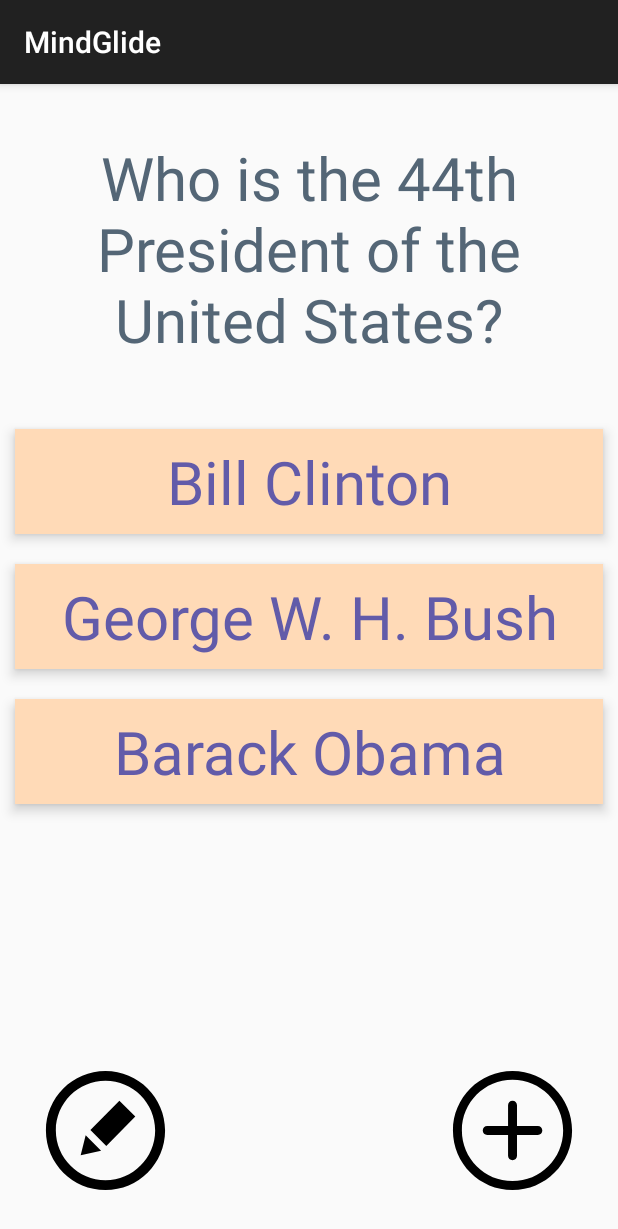
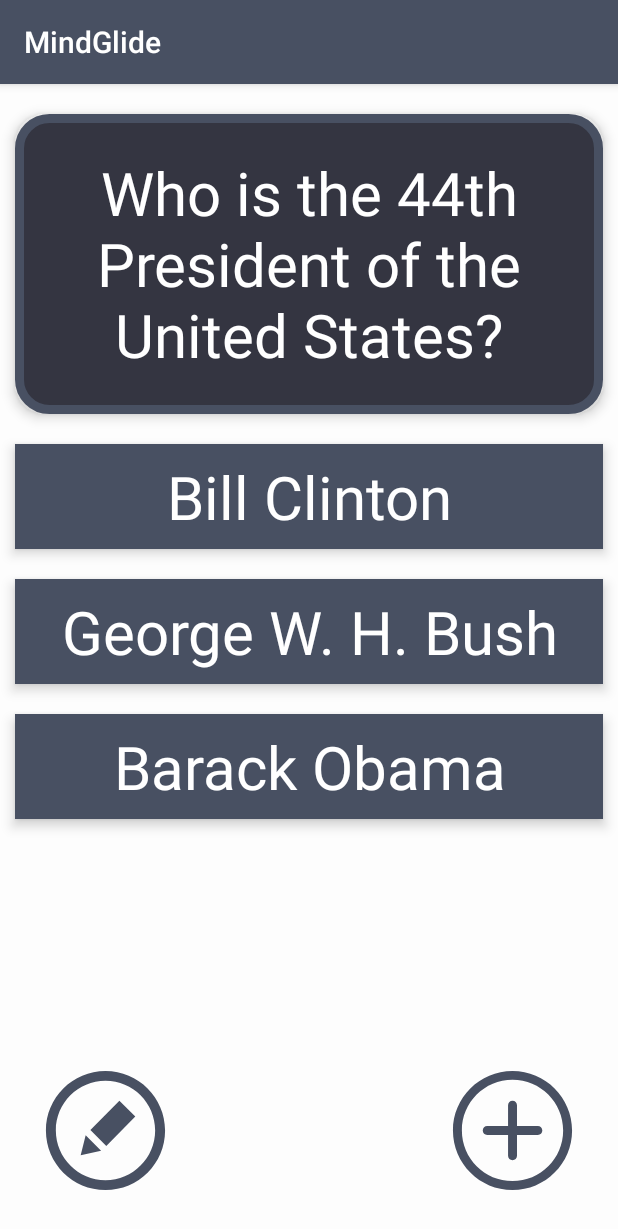
Before and after one commit to jcblanc2/MindGlide, an Android app built with Jetpack Compose: the screen it shows after launch (MainActivity), on a phone screen of 412 x 824 dp. Shown: the top 1229 px of the screen. Run offline under Robolectric (Android 15) with nearby library versions, the phone set to English and light mode, and no system bars.

Commit message:
Update ui

```diff
--- a/app/src/main/res/drawable/add_icon_foreground.xml
+++ b/app/src/main/res/drawable/add_icon_foreground.xml
@@ -8,7 +8,7 @@
       android:translateX="3.2"
       android:translateY="3.2">
     <path
-        android:fillColor="#FF000000"
+        android:fillColor="@color/blue_gray"
         android:pathData="m12.002,2c5.518,0 9.998,4.48 9.998,9.998 0,5.517 -4.48,9.997 -9.998,9.997 -5.517,0 -9.997,-4.48 -9.997,-9.997 0,-5.518 4.48,-9.998 9.997,-9.998zM12.002,3.5c-4.69,0 -8.497,3.808 -8.497,8.498s3.807,8.497 8.497,8.497 8.498,-3.807 8.498,-8.497 -3.808,-8.498 -8.498,-8.498zM11.255,11.25h-3.5c-0.414,0 -0.75,0.336 -0.75,0.75s0.336,0.75 0.75,0.75h3.5v3.5c0,0.414 0.336,0.75 0.75,0.75s0.75,-0.336 0.75,-0.75v-3.5h3.5c0.414,0 0.75,-0.336 0.75,-0.75s-0.336,-0.75 -0.75,-0.75h-3.5v-3.5c0,-0.414 -0.336,-0.75 -0.75,-0.75s-0.75,0.336 -0.75,0.75z"
         android:strokeLineJoin="round"
         android:fillType="nonZero"/>
--- a/app/src/main/res/drawable/cancel_icon_foreground.xml
+++ b/app/src/main/res/drawable/cancel_icon_foreground.xml
@@ -8,7 +8,7 @@
       android:translateX="3.2"
       android:translateY="3.2">
     <path
-        android:fillColor="#FF000000"
+        android:fillColor="@color/blue_gray"
         android:pathData="m12.002,2.005c5.518,0 9.998,4.48 9.998,9.997 0,5.518 -4.48,9.998 -9.998,9.998 -5.517,0 -9.997,-4.48 -9.997,-9.998 0,-5.517 4.48,-9.997 9.997,-9.997zM12.002,3.505c-4.69,0 -8.497,3.807 -8.497,8.497s3.807,8.498 8.497,8.498 8.498,-3.808 8.498,-8.498 -3.808,-8.497 -8.498,-8.497zM12.002,10.93 L14.719,8.212c0.146,-0.146 0.339,-0.219 0.531,-0.219 0.404,0 0.75,0.325 0.75,0.75 0,0.193 -0.073,0.384 -0.219,0.531l-2.717,2.717 2.727,2.728c0.147,0.147 0.22,0.339 0.22,0.531 0,0.427 -0.349,0.75 -0.75,0.75 -0.192,0 -0.384,-0.073 -0.53,-0.219l-2.729,-2.728 -2.728,2.728c-0.146,0.146 -0.338,0.219 -0.53,0.219 -0.401,0 -0.751,-0.323 -0.751,-0.75 0,-0.192 0.073,-0.384 0.22,-0.531l2.728,-2.728 -2.722,-2.722c-0.146,-0.147 -0.219,-0.338 -0.219,-0.531 0,-0.425 0.346,-0.749 0.75,-0.749 0.192,0 0.385,0.073 0.531,0.219z"
         android:strokeLineJoin="round"
         android:fillType="nonZero"/>
--- a/app/src/main/res/drawable/card_question_background.xml
+++ b/app/src/main/res/drawable/card_question_background.xml
@@ -2,6 +2,6 @@
 <shape xmlns:android="http://schemas.android.com/apk/res/android"
     android:shape="rectangle">
     <corners android:radius="20dp" />
-    <stroke android:color="@color/dark_blue" android:width="6dp" />
-    <solid android:color="@color/light_blue" />
+    <stroke android:color="@color/blue_gray" android:width="6dp" />
+    <solid android:color="@color/indigo" />
 </shape>
--- a/app/src/main/res/drawable/edit_icon_foreground.xml
+++ b/app/src/main/res/drawable/edit_icon_foreground.xml
@@ -8,7 +8,7 @@
       android:translateX="4.6666665"
       android:translateY="4.6666665">
     <path
-        android:fillColor="#FF000000"
+        android:fillColor="@color/blue_gray"
         android:pathData="M12,2c5.514,0 10,4.486 10,10s-4.486,10 -10,10 -10,-4.486 -10,-10 4.486,-10 10,-10zM12,0c-6.627,0 -12,5.373 -12,12s5.373,12 12,12 12,-5.373 12,-12 -5.373,-12 -12,-12zM8.006,12.964l3.106,3.105 -4.112,0.931 1.006,-4.036zM18,9.2l-5.84,5.921 -3.202,-3.202 5.841,-5.919 3.201,3.2z"/>
   </group>
 </vector>
--- a/app/src/main/res/drawable/save_icon_foreground.xml
+++ b/app/src/main/res/drawable/save_icon_foreground.xml
@@ -8,7 +8,7 @@
       android:translateX="4.6666665"
       android:translateY="4.6666665">
     <path
-        android:fillColor="#FF000000"
+        android:fillColor="@color/blue_gray"
         android:pathData="M14,10h5l-7,8 -7,-8h5v-10h4v10zM18.213,1.754l-1.213,1.599c2.984,1.732 5,4.955 5,8.647 0,5.514 -4.486,10 -10,10s-10,-4.486 -10,-10c0,-3.692 2.016,-6.915 5,-8.647l-1.213,-1.599c-3.465,2.103 -5.787,5.897 -5.787,10.246 0,6.627 5.373,12 12,12s12,-5.373 12,-12c0,-4.349 -2.322,-8.143 -5.787,-10.246z"/>
   </group>
 </vector>
--- a/app/src/main/res/layout/activity_main.xml
+++ b/app/src/main/res/layout/activity_main.xml
@@ -3,31 +3,39 @@
     xmlns:tools="http://schemas.android.com/tools"
     android:layout_width="match_parent"
     android:layout_height="match_parent"
+    android:background="@color/background_color"
     tools:context=".activities.MainActivity">
 
     <TextView
         android:id="@+id/tvFlashcardQuestion"
         android:layout_width="match_parent"
         android:layout_height="200dp"
+        android:layout_marginStart="10dp"
+        android:layout_marginTop="20dp"
+        android:layout_marginEnd="10dp"
+        android:layout_marginBottom="10dp"
+        android:elevation="5dp"
         android:gravity="center"
         android:text="@string/question_text"
-        android:textSize="40sp"
-        android:elevation="5dp"
-        android:textColor="@color/blue_gray"
-        android:layout_margin="10dp"/>
+        android:textColor="@color/white"
+        android:background="@drawable/card_question_background"
+        android:textSize="40sp" />
 
     <TextView
         android:id="@+id/tvFlashcardAnswer1"
         android:layout_width="match_parent"
         android:layout_height="70dp"
         android:layout_below="@id/tvFlashcardQuestion"
+        android:layout_marginStart="10dp"
+        android:layout_marginTop="10dp"
+        android:layout_marginEnd="10dp"
+        android:layout_marginBottom="10dp"
+        android:background="@color/blue_gray"
+        android:elevation="5dp"
         android:gravity="center"
-        android:layout_margin="10dp"
-        android:elevation="5dp"
-        android:textSize="40sp"
         android:text="@string/answer_clinton"
-        android:background="@color/light_orange"
-        android:textColor="@color/purple"/>
+        android:textColor="@color/white"
+        android:textSize="40sp" />
 
     <TextView
         android:id="@+id/tvFlashcardAnswer2"
@@ -39,8 +47,8 @@
         android:elevation="5dp"
         android:textSize="40sp"
         android:text="@string/answer_bush"
-        android:background="@color/light_orange"
-        android:textColor="@color/purple"/>
+        android:background="@color/blue_gray"
+        android:textColor="@color/white"/>
 
     <TextView
         android:id="@+id/tvFlashcardAnswer3"
@@ -52,8 +60,8 @@
         android:elevation="5dp"
         android:textSize="40sp"
         android:text="@string/answer_obama"
-        android:background="@color/light_orange"
-        android:textColor="@color/purple"/>
+        android:background="@color/blue_gray"
+        android:textColor="@color/white"/>
 
     <ImageView
         android:id="@+id/ivAddBtn"
--- a/app/src/main/res/values/colors.xml
+++ b/app/src/main/res/values/colors.xml
@@ -4,17 +4,11 @@
     <color name="purple_700">#FF3700B3</color>
     <color name="teal_200">#FF03DAC5</color>
 
-    <color name="teal_700">#FF018786</color>
     <color name="black">#FF000000</color>
     <color name="white">#FFFFFFFF</color>
+    <color name="background_color">#fdfdfd</color>
 
-    <color name="light_orange">#ffdab7</color>
-    <color name="purple">#625ba9</color>
+    <color name="indigo">#343541</color>
+    <color name="blue_gray">#485062</color>
 
-    <color name="light_blue">#b8ddff</color>
-    <color name="dark_blue">#003267</color>
-    <color name="blue_gray">#546676</color>
-
-    <color name="red">#f17e7e</color>
-    <color name="green">#35b36f</color>
 </resources>
--- a/app/src/main/res/values/themes.xml
+++ b/app/src/main/res/values/themes.xml
@@ -2,6 +2,10 @@
 <resources>
 
     <style name="Theme.MindGlide" parent="Base.Theme.AppCompat.Light.DarkActionBar" >
-        <item name="colorControlActivated">#ff5722</item>
+        <item name="colorPrimary">#485062</item>
+        <item name="colorPrimaryDark">#485062</item>
+        <item name="colorAccent">#FFFFFFFF</item>
+        <item name="colorControlActivated">#343541</item>
+        <item name="colorControlNormal">#485062</item>
     </style>
 </resources>
```
Also changed, not shown: app/src/main/res/layout/activity_add_card.xml (+32 -6 lines), 1 other file.
